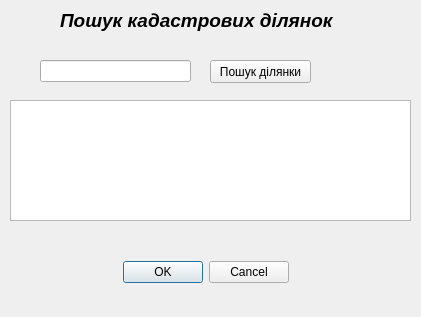
Above: cadnum_dialog_base.ui from iraqez/cadnum before the change. Below: the same form after it.
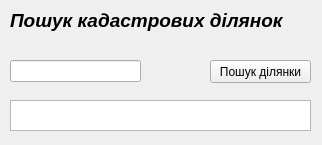
That is the form after the change.

What changed in the file:
```diff
--- a/cadnum_dialog_base.ui
+++ b/cadnum_dialog_base.ui
@@ -9,8 +9,8 @@
    <rect>
     <x>0</x>
     <y>0</y>
-    <width>421</width>
-    <height>317</height>
+    <width>322</width>
+    <height>145</height>
    </rect>
   </property>
   <property name="windowTitle">
@@ -40,17 +40,17 @@
     <rect>
      <x>10</x>
      <y>100</y>
-     <width>401</width>
-     <height>121</height>
+     <width>301</width>
+     <height>31</height>
     </rect>
    </property>
   </widget>
   <widget class="QLabel" name="label">
    <property name="geometry">
     <rect>
-     <x>60</x>
+     <x>10</x>
      <y>10</y>
-     <width>321</width>
+     <width>301</width>
      <height>21</height>
     </rect>
    </property>
@@ -62,31 +62,30 @@
      <bold>true</bold>
     </font>
    </property>
+   <property name="layoutDirection">
+    <enum>Qt::LeftToRight</enum>
+   </property>
    <property name="text">
     <string>Пошук кадастрових ділянок</string>
    </property>
   </widget>
-  <widget class="QDialogButtonBox" name="buttonBox">
-   <property name="geometry">
-    <rect>
-     <x>120</x>
-     <y>260</y>
-     <width>169</width>
-     <height>25</height>
-    </rect>
-   </property>
-   <property name="standardButtons">
-    <set>QDialogButtonBox::Cancel|QDialogButtonBox::Ok</set>
-   </property>
-  </widget>
   <widget class="QLineEdit" name="cadnumLine">
    <property name="geometry">
     <rect>
-     <x>40</x>
+     <x>10</x>
      <y>60</y>
+     <width>131</width>
+     <height>22</height>
+    </rect>
+   </property>
+   <property name="maximumSize">
+    <size>
      <width>151</width>
      <height>22</height>
-    </rect>
+    </size>
+   </property>
+   <property name="maxLength">
+    <number>22</number>
    </property>
   </widget>
  </widget>
```
Left out of the diff: 19 changed lines with no effect on the pictures.
